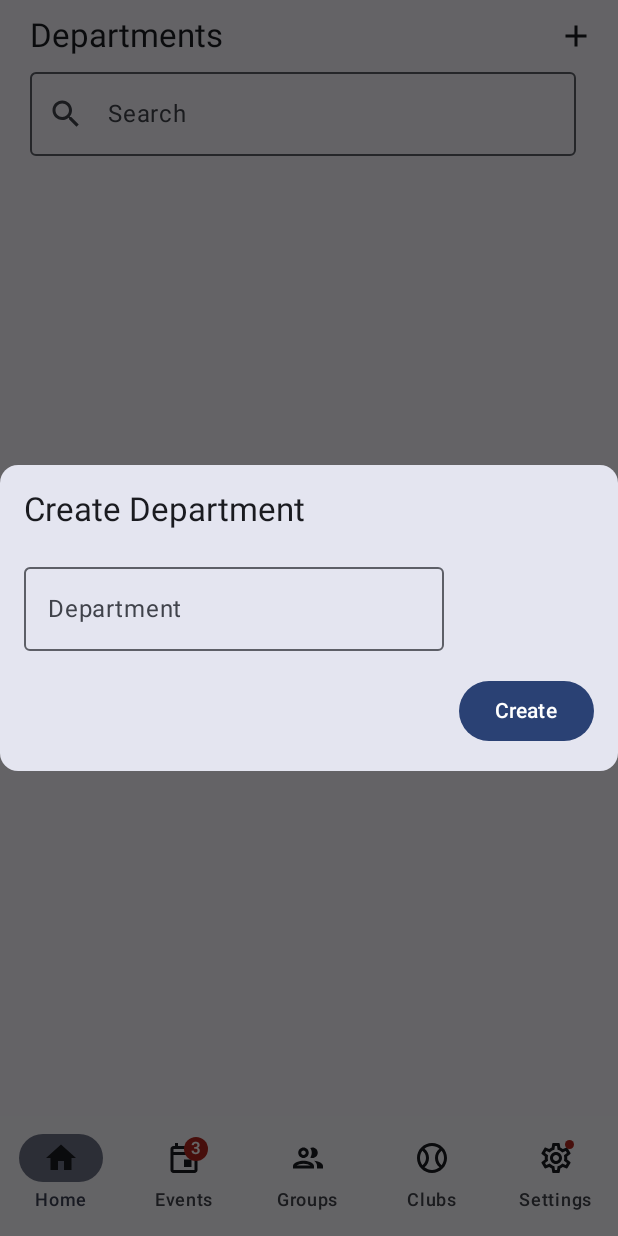
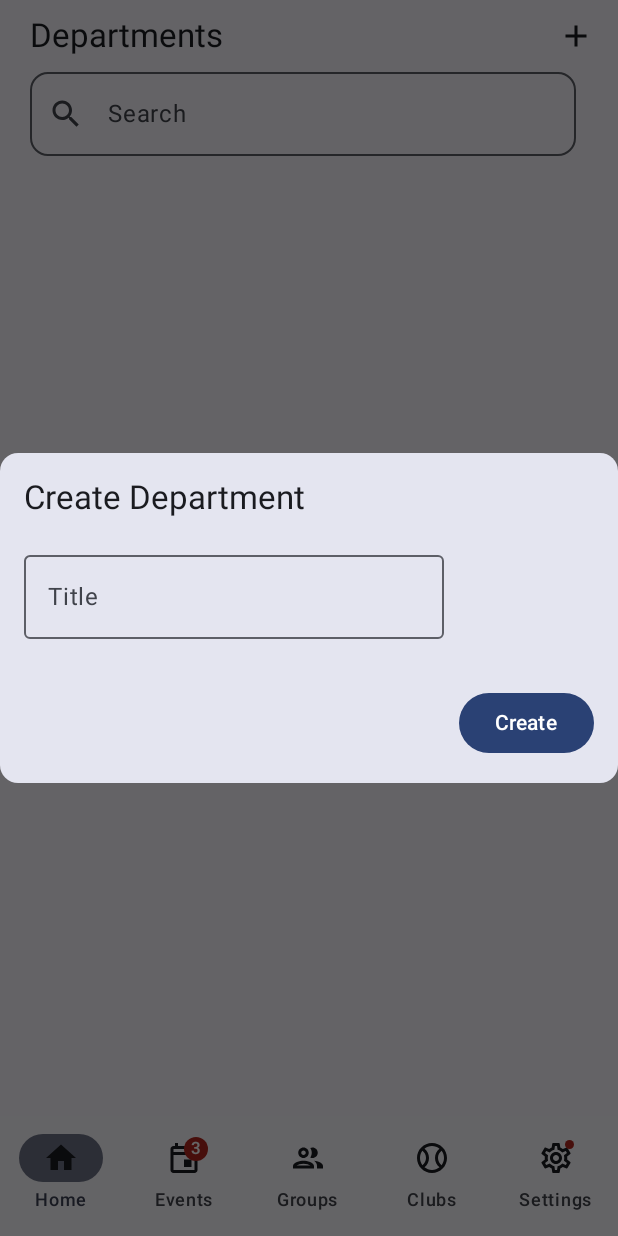
Before and after one commit to umairansariii/campus-connect-android, an Android app built with Jetpack Compose: the screen it shows after launch (MainActivity), after a tap on "department-add-icon", on a phone screen of 412 x 824 dp. Run offline under Robolectric (Android 15) with nearby library versions, the phone set to English and light mode, and no system bars; our stand-ins replace Dagger/Hilt's generated code, Room's generated code.

Commit message:
feat: add validation to department dialog

```diff
--- a/app/src/main/java/com/umairansariii/campusconnect/presentation/dialogs/DepartmentDialog.kt
+++ b/app/src/main/java/com/umairansariii/campusconnect/presentation/dialogs/DepartmentDialog.kt
@@ -55,7 +55,13 @@ fun DepartmentDialog() {
                         onValueChange = {
                             viewModel.onEvent(DepartmentFormEvent.DepartmentTitleChanged(it))
                         },
-                        label = { Text(text = "Department") },
+                        label = { Text(text = "Title") },
+                        supportingText = {
+                            if (state.departmentTitleError != null) {
+                                Text(text = state.departmentTitleError)
+                            }
+                        },
+                        isError = state.departmentTitleError != null,
                         singleLine = true,
                     )
                     Row(
--- a/app/src/main/java/com/umairansariii/campusconnect/presentation/screens/DepartmentScreen.kt
+++ b/app/src/main/java/com/umairansariii/campusconnect/presentation/screens/DepartmentScreen.kt
@@ -63,6 +63,7 @@ fun DepartmentScreen() {
             leadingIcon = {
                 Icon(Icons.Outlined.Search, contentDescription = "department-search-icon")
             },
+            shape = MaterialTheme.shapes.medium,
         )
         LazyColumn(
             Modifier.fillMaxWidth().padding(start = 20.dp, end = 4.dp),
```
Also changed, not shown: app/src/main/java/com/umairansariii/campusconnect/viewmodel/DepartmentViewModel.kt (+15 -0 lines).
